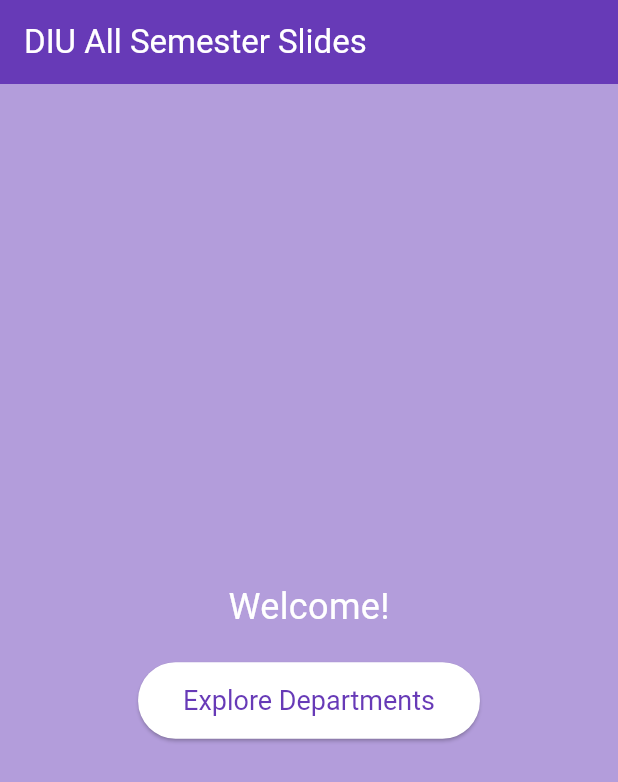
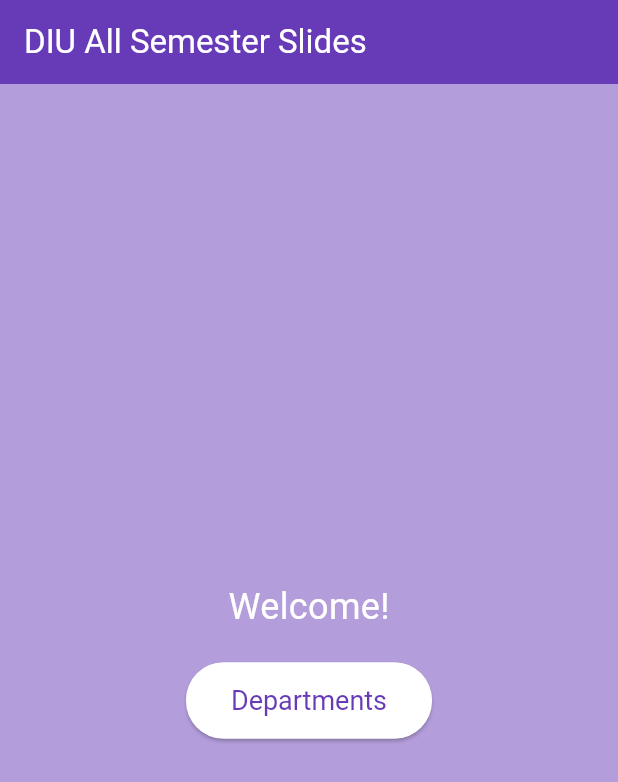
Before and after one commit to sanik4144/diu_slides, a Flutter app: the screen it shows after launch, on a phone screen of 412 x 824 dp. Shown: the top 782 px of the screen. Run offline on Flutter 3.47's test engine with Material 3 defaults, Android fonts, the phone set to English and light mode, and no system bars.

Commit message:
slight twick

```diff
--- a/lib/screens/home_screen.dart
+++ b/lib/screens/home_screen.dart
@@ -36,7 +36,7 @@ class HomeScreen extends StatelessWidget {
                   borderRadius: BorderRadius.circular(25),
                 ),
               ),
-              child: const Text('Explore Departments'),
+              child: const Text('Departments'),
               onPressed: () {
                 Navigator.push(
                   context,
```
